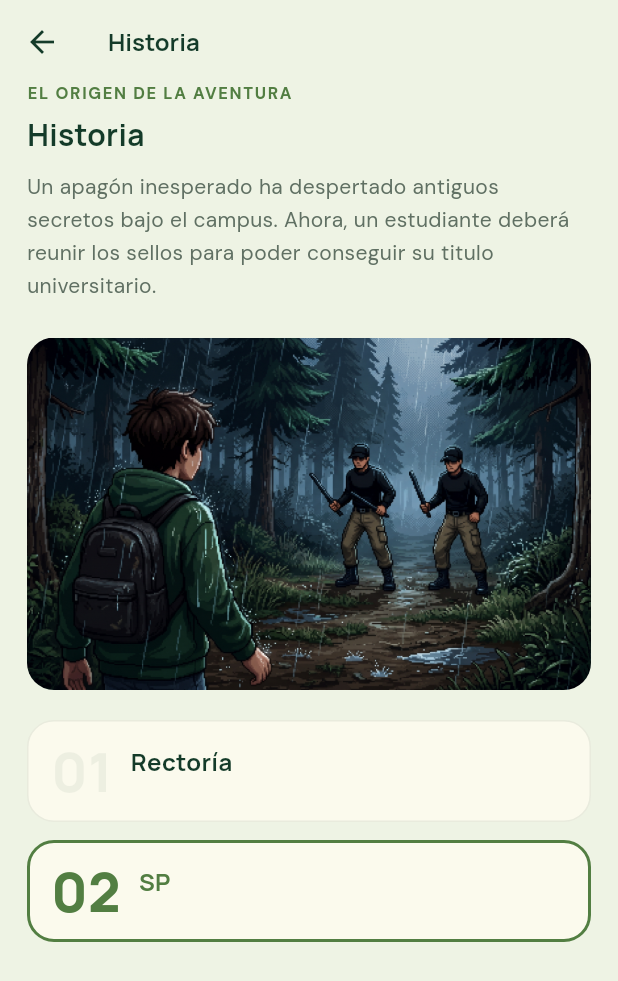
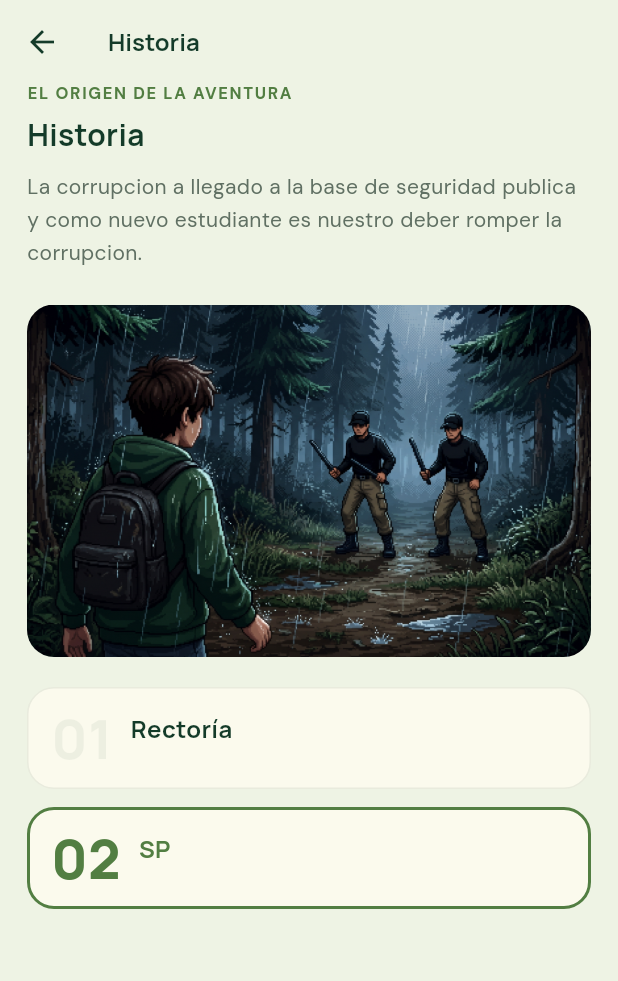
Before and after one commit to Nekros981/Movil, a Flutter app: the SectionScreen screen opened directly with sample values from the repository, after a tap on "02", on a phone screen of 412 x 824 dp. Shown: the top 981 px of the screen. Run offline on Flutter 3.47's test engine with Material 3 defaults, Android fonts, the phone set to English and light mode, and no system bars; our stand-ins replace audioplayers, google_fonts, image_picker, supabase_flutter; accounts and stored records are empty.

Commit message:
Cambiar el párrafo de Historia según la tarjeta, con texto propio para SP.
Co-authored-by: Cursor <cursoragent@cursor.com>

```diff
--- a/lib/features/archive/section_screen.dart
+++ b/lib/features/archive/section_screen.dart
@@ -28,6 +28,13 @@ class _SectionScreenState extends State<SectionScreen> {
   WikiEntry? get _selectedEntry =>
       _entries.isEmpty ? null : _entries[_selectedIndex];
 
+  String get _bodyIntro {
+    if (_isInteractive && _selectedEntry != null) {
+      return _selectedEntry!.intro ?? widget.section.intro;
+    }
+    return widget.section.intro;
+  }
+
   @override
   Widget build(BuildContext context) {
     return Scaffold(
@@ -50,7 +57,7 @@ class _SectionScreenState extends State<SectionScreen> {
           const SizedBox(height: AppSpacing.xs),
           Text(widget.section.title, style: AppTypography.sectionTitle),
           const SizedBox(height: AppSpacing.sm),
-          Text(widget.section.intro, style: AppTypography.body),
+          Text(_bodyIntro, style: AppTypography.body),
           const SizedBox(height: AppSpacing.xl),
           if (_isInteractive) ...[
             _HeroImage(assetPath: _selectedEntry!.imageAsset),
--- a/lib/features/archive/wiki_sections.dart
+++ b/lib/features/archive/wiki_sections.dart
@@ -25,10 +25,17 @@ class WikiSection {
 }
 
 class WikiEntry {
-  const WikiEntry({required this.title, required this.imageAsset});
+  const WikiEntry({
+    required this.title,
+    required this.imageAsset,
+    this.intro,
+  });
 
   final String title;
   final String imageAsset;
+
+  /// Opcional. Si es null, la pantalla usa [WikiSection.intro].
+  final String? intro;
 }
 
 const wikiEntriesBySection = <String, List<WikiEntry>>{
@@ -37,7 +44,12 @@ const wikiEntriesBySection = <String, List<WikiEntry>>{
       title: 'Rectoría',
       imageAsset: 'assets/img/historia/Rectoria.jpeg',
     ),
-    WikiEntry(title: 'SP', imageAsset: 'assets/img/historia/SP.jpeg'),
+    WikiEntry(
+      title: 'SP',
+      imageAsset: 'assets/img/historia/SP.jpeg',
+      intro:
+          'La corrupcion a llegado a la base de seguridad publica y como nuevo estudiante es nuestro deber romper la corrupcion.',
+    ),
   ],
   'personajes': [
     WikiEntry(
```
